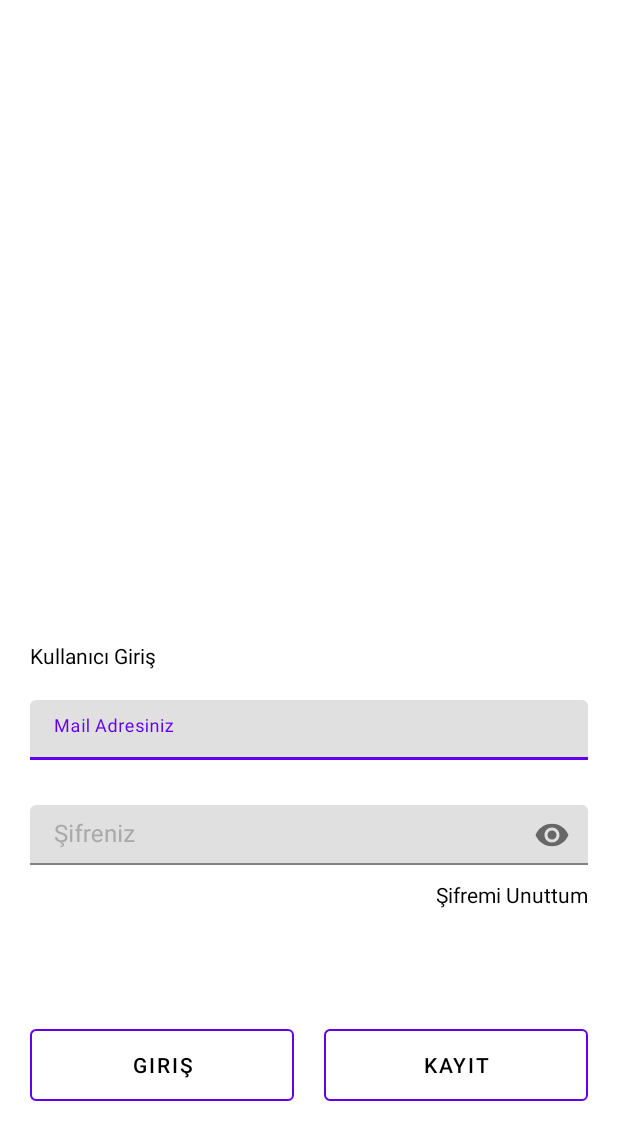
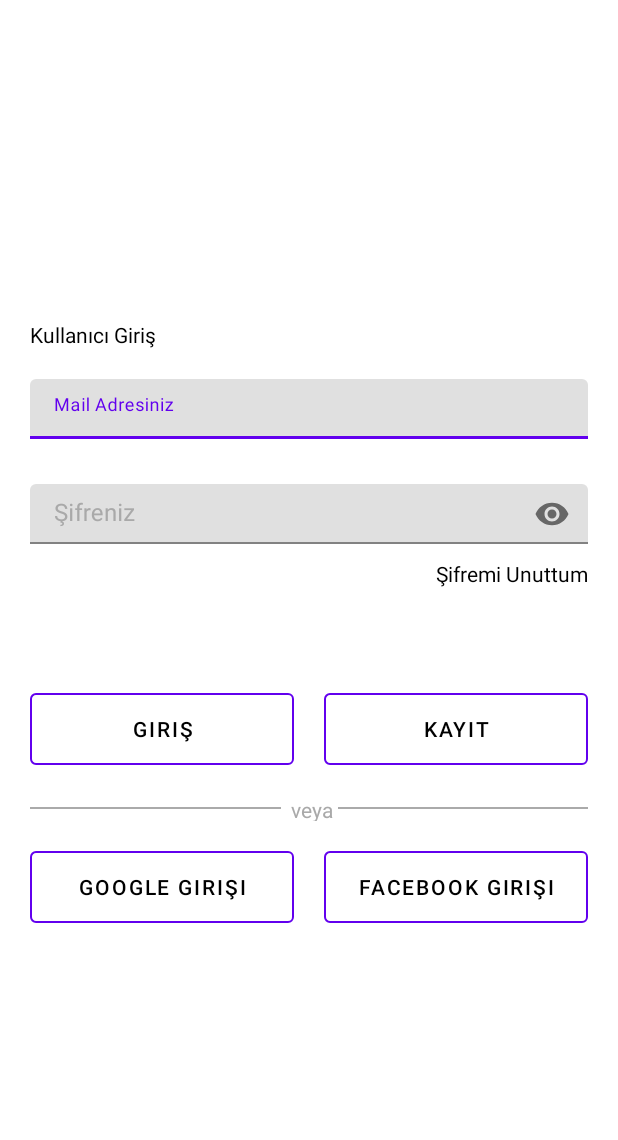
Before and after one commit to pawntoqueen/projectSkelton, an Android app: the LoginActivity screen opened directly, with no data from a screen before it, on a phone screen of 412 x 824 dp. Shown: the top 1140 px of the screen. Run offline under Robolectric (Android 15) with nearby library versions, the phone set to English and light mode, and no system bars.

Commit message:
activity_login designed

```diff
--- a/app/src/main/java/com/ptq/projectskelton/Login/LoginActivity.java
+++ b/app/src/main/java/com/ptq/projectskelton/Login/LoginActivity.java
@@ -4,10 +4,17 @@ package com.ptq.projectskelton.Login;
 import androidx.appcompat.app.AppCompatActivity;
 
 import android.os.Bundle;
+import android.widget.Button;
+import android.widget.EditText;
 
 import com.ptq.projectskelton.R;
 
+import org.w3c.dom.Text;
+
 public class LoginActivity extends AppCompatActivity {
+    Button login, register;
+    EditText email, password;
+    Text forgetten_password;
 
     @Override
     protected void onCreate(Bundle savedInstanceState) {
--- a/app/src/main/java/com/ptq/projectskelton/Profile/ProfileFragment.java
+++ b/app/src/main/java/com/ptq/projectskelton/Profile/ProfileFragment.java
@@ -28,6 +28,7 @@ public class ProfileFragment extends Fragment {
             intent.setFlags(Intent.FLAG_ACTIVITY_NEW_TASK | Intent.FLAG_ACTIVITY_CLEAR_TASK);
             startActivity(intent);
         });
+
         return view;
     }
 }
--- /dev/null
+++ b/app/src/main/res/drawable/google_button.xml
@@ -0,0 +1,19 @@
+<?xml version="1.0" encoding="utf-8"?>
+<shape xmlns:android="http://schemas.android.com/apk/res/android" android:shape="rectangle" >
+    <corners
+        android:radius="15dp"
+        />
+    <solid
+        android:color="#70000000"
+        />
+    <padding
+        android:left="0dp"
+        android:top="0dp"
+        android:right="0dp"
+        android:bottom="0dp"
+        />
+    <size
+        android:width="270dp"
+        android:height="60dp"
+        />
+</shape>
--- a/app/src/main/res/layout/activity_login.xml
+++ b/app/src/main/res/layout/activity_login.xml
@@ -10,10 +10,10 @@ tools:context=".Login.LoginActivity">
 
 <LinearLayout
     android:layout_width="match_parent"
-    android:layout_height="wrap_content"
+    android:layout_height="match_parent"
     android:orientation="vertical"
     android:id="@+id/giris"
-    android:layout_alignParentBottom="true"
+    android:gravity="center_vertical"
     android:padding="20dp">
 
     <TextView
@@ -23,10 +23,6 @@ tools:context=".Login.LoginActivity">
         android:layout_marginBottom="20dp"
         android:text="Kullanıcı Giriş"
         android:textColor="@color/black" />
-
-
-
-
 
 
     <com.google.android.material.textfield.TextInputLayout
@@ -82,14 +78,12 @@ tools:context=".Login.LoginActivity">
         android:layout_width="match_parent"
         android:layout_height="wrap_content"
         android:orientation="horizontal"
-        android:paddingBottom="70dp"
+        android:paddingBottom="20dp"
         android:weightSum="1">
 
         <Button
-            android:id="@+id/login"
             android:layout_width="match_parent"
             android:layout_height="wrap_content"
-            android:layout_marginTop="10dp"
             android:background="@drawable/button_border"
             android:text="Giriş"
             android:textColor="@color/black"
@@ -107,14 +101,82 @@ tools:context=".Login.LoginActivity">
             android:id="@+id/register"
             android:layout_width="match_parent"
             android:layout_height="wrap_content"
-            android:layout_marginTop="10dp"
             android:background="@drawable/button_border"
             android:text="Kayıt"
             android:textColor="@color/black"
             android:textSize="14sp"
-            android:layout_weight="0.5"/>
+            android:layout_weight="0.5"
+            />
 
     </LinearLayout>
+
+    <LinearLayout
+        android:layout_width="match_parent"
+        android:layout_height="wrap_content"
+        android:orientation="horizontal"
+        android:layout_marginBottom="20dp"
+        android:weightSum="1">
+
+        <View
+            android:layout_width="match_parent"
+            android:layout_height="1dp"
+            android:layout_weight="0.5"
+            android:layout_gravity="center"
+            android:background="@android:color/darker_gray"/>
+
+        <TextView
+            android:layout_width="wrap_content"
+            android:layout_height="17dp"
+            android:text="  veya "
+            android:textColor="@color/grey"
+            />
+
+        <View
+            android:layout_width="match_parent"
+            android:layout_height="1dp"
+            android:layout_weight="0.5"
+            android:layout_gravity="center"
+            android:background="@android:color/darker_gray"/>
+
+
+    </LinearLayout>
+
+    <LinearLayout
+        android:layout_width="match_parent"
+        android:layout_height="wrap_content"
+        android:orientation="horizontal"
+        android:paddingBottom="20dp"
+        android:weightSum="1">
+
+        <Button
+            android:layout_width="match_parent"
+            android:layout_height="wrap_content"
+            android:background="@drawable/button_border"
+            android:text="google girişi"
+            android:textColor="@color/black"
+            android:textSize="14sp"
+            android:layout_weight="0.5"
+            />
+
+        <TextView
+            android:layout_width="wrap_content"
+            android:layout_height="match_parent"
+            android:text="      "
+            />
+
+        <Button
+            android:layout_width="match_parent"
+            android:layout_height="wrap_content"
+            android:background="@drawable/button_border"
+            android:text="Facebook girişi"
+            android:textColor="@color/black"
+            android:textSize="14sp"
+            android:layout_weight="0.5"
+            />
+
+    </LinearLayout>
+
+
 
 </LinearLayout>
 
```
